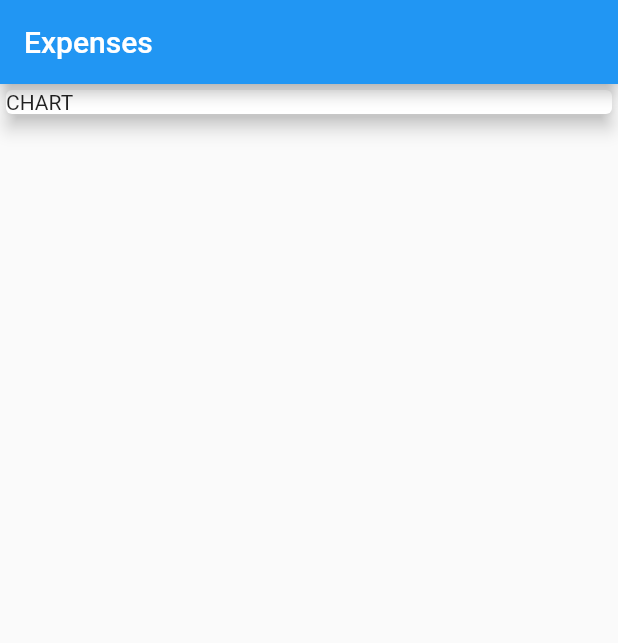
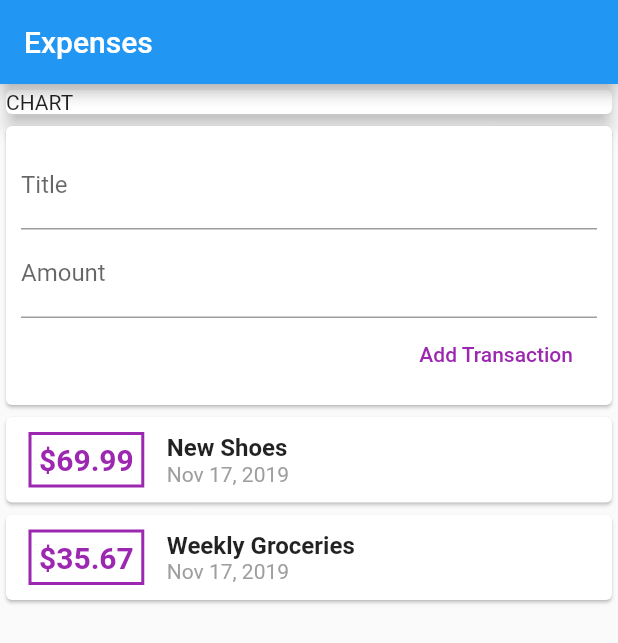
Before and after one commit to SpruceGabriela/expenses-app, a Flutter app: the screen it shows after launch, on a phone screen of 412 x 824 dp. Shown: the top 643 px of the screen. Run offline on Flutter 3.47's test engine with Material 2 defaults, Android fonts, the phone set to English and light mode, and no system bars.

Commit message:
separating widgets

```diff
--- a/lib/main.dart
+++ b/lib/main.dart
@@ -1,4 +1,5 @@
 import 'package:flutter/material.dart';
+import './widgets/user_transactions.dart';
 
 void main(){
   runApp(MaterialApp(
@@ -7,10 +8,6 @@ void main(){
 }
 
 class Home extends StatelessWidget {
-
-  // String titleInput;
-  // String amountInput;
-
 
   @override
   Widget build(BuildContext context) {
@@ -30,7 +27,7 @@ class Home extends StatelessWidget {
                 elevation: 5,
               ),
             ),
-
+            UserTransaction(),
           ],
         ),
     );
--- a/lib/widgets/new_transaction.dart
+++ b/lib/widgets/new_transaction.dart
@@ -1,8 +1,11 @@
 import 'package:flutter/material.dart';
 
 class NewTransaction extends StatelessWidget {
+  final Function addTx;
   final _ctlTitle = TextEditingController();
   final _ctlAmount = TextEditingController();
+
+  NewTransaction(this.addTx);
 
   @override
   Widget build(BuildContext context) {
@@ -28,7 +31,7 @@ class NewTransaction extends StatelessWidget {
                       child: Text('Add Transaction'),
                       textColor: Colors.purple,
                       onPressed: (){
-                        print(_ctlAmount.text);
+                        addTx(_ctlTitle.text, double.parse(_ctlAmount.text));
                       },
                       ),
                   ],
--- a/lib/widgets/transaction_list.dart
+++ b/lib/widgets/transaction_list.dart
@@ -1,28 +1,16 @@
-import 'package:expenses/models/transaction.dart';
+import '../models/transaction.dart';
 import 'package:flutter/material.dart';
 import 'package:intl/intl.dart';
 
 class TransactionList extends StatelessWidget {
-  final List<Transaction> _userTransactions = [
-    Transaction(
-      id: 't1',
-      title: 'New Shoes',
-      amount: 69.99,
-      date: DateTime.now(),
-    ),
-    Transaction(
-      id: 't2',
-      title: 'Weekly Groceries',
-      amount: 35.67,
-      date: DateTime.now()
-    ),
-  ];
+  final List<Transaction> transactions;
+  TransactionList(this.transactions);
 
   @override
   Widget build(BuildContext context) {
     return Column(
               children:
-                 _userTransactions.map((tx){
+                 transactions.map((tx){
                    return Card(
                      child: Row(
                        children: <Widget>[
--- a/lib/widgets/user_transactions.dart
+++ b/lib/widgets/user_transactions.dart
@@ -1,19 +1,48 @@
 import 'package:flutter/material.dart';
 import 'package:expenses/widgets/new_transaction.dart';
 import 'package:expenses/widgets/transaction_list.dart';
+import 'package:expenses/models/transaction.dart';
 
-class _UserTransaction extends StatefulWidget {
+class UserTransaction extends StatefulWidget {
   @override
-  __UserTransactionState createState() => __UserTransactionState();
+  _UserTransactionState createState() => _UserTransactionState();
 }
 
-class __UserTransactionState extends State<_UserTransaction> {
+class _UserTransactionState extends State<UserTransaction> {
+  final List<Transaction> _userTransactions = [
+    Transaction(
+      id: 't1',
+      title: 'New Shoes',
+      amount: 69.99,
+      date: DateTime.now(),
+    ),
+    Transaction(
+      id: 't2',
+      title: 'Weekly Groceries',
+      amount: 35.67,
+      date: DateTime.now()
+    ),
+  ];
+
+  void _addNewTransaction(String txTitle, double txAmount){
+    final newTx = Transaction(
+      title: txTitle,
+      amount: txAmount,
+      date: DateTime.now(),
+      id: DateTime.now().toString()
+    );
+
+    setState(() {
+      _userTransactions.add(newTx);
+    });
+  }
+
   @override
   Widget build(BuildContext context) {
     return Column(
       children: <Widget>[
-        NewTransaction(),
-        TransactionList()
+        NewTransaction(_addNewTransaction),
+        TransactionList(_userTransactions),
       ],
     );
   }
```
